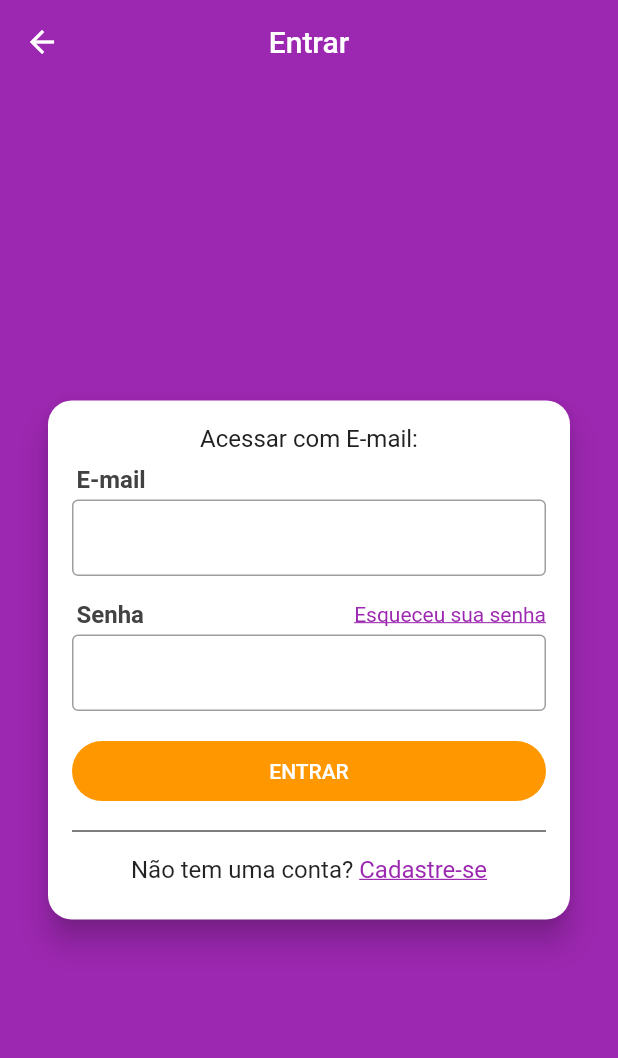
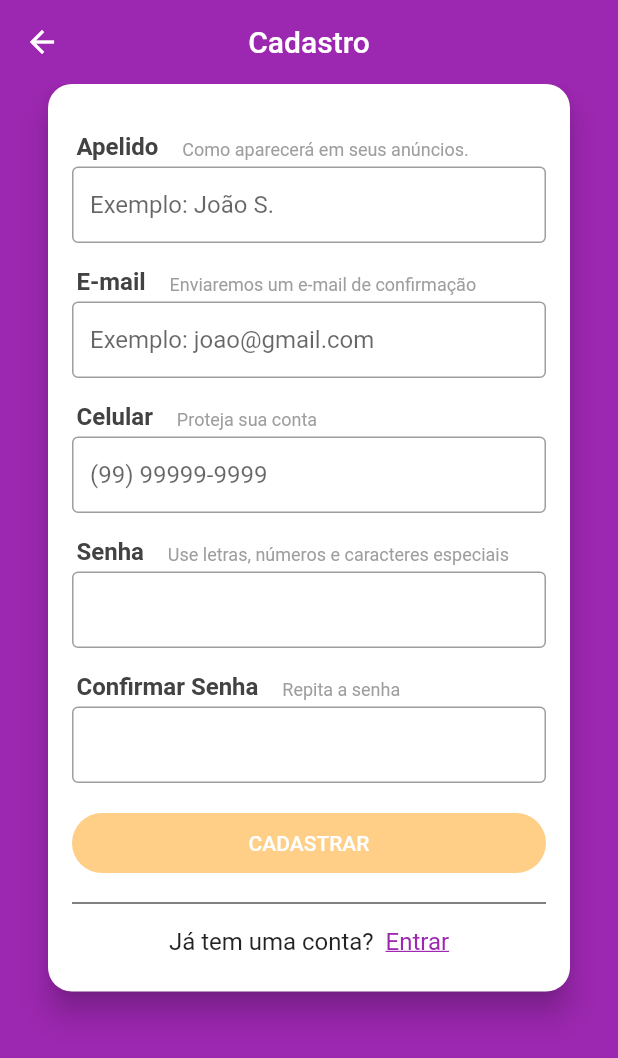
Before and after one commit to mbrufatto/OLXClone, a Flutter app: the LoginScreen screen opened directly, after a tap on "Cadastre-se", on a phone screen of 412 x 824 dp. Shown: the top 1058 px of the screen. Run offline on Flutter 3.47's test engine with Material 2 defaults, Android fonts, the phone set to English and light mode, and no system bars; our stand-ins replace brasil_fields, flutter_mobx, get_it, mobx, parse_server_sdk; generated files the repository leaves out were written again.

```diff
--- /dev/null
+++ b/lib/components/error_box.dart
@@ -0,0 +1,38 @@
+import 'package:flutter/material.dart';
+
+class ErrorBox extends StatelessWidget {
+
+  final String message;
+
+  ErrorBox({this.message});
+
+  @override
+  Widget build(BuildContext context) {
+    if(message == null)
+      return Container();
+    return Container(
+      color: Colors.red,
+      padding: const EdgeInsets.all(8),
+      child: Row(
+        children: [
+          Icon(
+            Icons.error_outline,
+            color: Colors.white,
+            size: 40,
+          ),
+          SizedBox(width: 16,),
+          Expanded(
+              child: Text(
+                'Oops! $message. Por favor, tente novamente',
+                style: TextStyle(
+                  color: Colors.white,
+                  fontSize: 14
+                ),
+              )
+          )
+
+        ],
+      ),
+    );
+  }
+}
--- /dev/null
+++ b/lib/repositories/table_keys.dart
@@ -0,0 +1,6 @@
+const keyUserId = 'objectId';
+const keyUserName = 'name';
+const keyUserEmail = 'email';
+const keyUserPhone = 'phone';
+const keyUserType = 'type';
+const keyUserCreatedAt = 'createdAt';
--- a/lib/screens/login/login_screen.dart
+++ b/lib/screens/login/login_screen.dart
@@ -1,4 +1,5 @@
 import 'package:flutter/material.dart';
+import 'package:xlo_clone/screens/signup/signup_screen.dart';
 
 class LoginScreen extends StatelessWidget {
   @override
@@ -11,6 +12,8 @@ class LoginScreen extends StatelessWidget {
       body: Container(
         alignment: Alignment.center,
         child: SingleChildScrollView(
+          child: Padding(
+            padding: const EdgeInsets.only(bottom: 16),
             child: Card(
               margin: const EdgeInsets.symmetric(horizontal: 32),
               shape: RoundedRectangleBorder(
@@ -108,11 +111,11 @@ class LoginScreen extends StatelessWidget {
                           ),
                           GestureDetector(
                             onTap: () {
-                            // Navigator.of(context).push(
-                            //   MaterialPageRoute(
-                            //       builder: (_) => SignUpScreen()
-                            //   )
-                            // );
+                              Navigator.of(context).push(
+                                MaterialPageRoute(
+                                    builder: (_) => SignUpScreen()
+                                )
+                              );
                             },
                             child: Text(
                               'Cadastre-se',
@@ -132,6 +135,7 @@ class LoginScreen extends StatelessWidget {
             ),
           ),
         ),
+      ),
     );
   }
 }
--- /dev/null
+++ b/lib/screens/signup/components/field_title.dart
@@ -0,0 +1,36 @@
+import 'package:flutter/material.dart';
+
+class FieldTitle extends StatelessWidget {
+
+  final String title;
+  final String subtitle;
+
+  FieldTitle({this.title, this.subtitle});
+
+  @override
+  Widget build(BuildContext context) {
+    return Padding(
+      padding: const EdgeInsets.only(left: 3, bottom: 4),
+      child: Wrap(
+        crossAxisAlignment: WrapCrossAlignment.end,
+        children: [
+          Text(
+            '$title    ',
+            style: TextStyle(
+              color: Colors.grey[800],
+              fontSize: 16,
+              fontWeight: FontWeight.w700,
+            ),
+          ),
+          Text(
+            '$subtitle',
+            style: TextStyle(
+              color: Colors.grey,
+              fontSize: 12,
+            ),
+          )
+        ],
+      ) ,
+    );
+  }
+}
--- /dev/null
+++ b/lib/screens/signup/signup_screen.dart
@@ -0,0 +1,192 @@
+import 'package:brasil_fields/brasil_fields.dart';
+import 'package:flutter/material.dart';
+import 'package:flutter/services.dart';
+import 'package:flutter_mobx/flutter_mobx.dart';
+import 'package:mobx/mobx.dart';
+import 'package:xlo_clone/components/error_box.dart';
+import 'package:xlo_clone/stores/signup_store.dart';
+
+import 'components/field_title.dart';
+
+class SignUpScreen extends StatelessWidget {
+
+  final SignupStore signupStore = SignupStore();
+
+
+  @override
+  Widget build(BuildContext context) {
+    return Scaffold(
+      appBar: AppBar(
+        title: const Text('Cadastro'),
+        centerTitle: true,
+      ),
+      body: Container(
+        child: SingleChildScrollView(
+          child: Padding(
+            padding: const EdgeInsets.only(bottom: 16),
+            child: Card(
+              margin: const EdgeInsets.symmetric(horizontal: 32),
+              shape: RoundedRectangleBorder(
+                borderRadius: BorderRadius.circular(16),
+              ),
+              elevation: 8,
+              child: Padding(
+                padding: const EdgeInsets.all(16),
+                child: Column(
+                  crossAxisAlignment: CrossAxisAlignment.stretch,
+                  mainAxisSize: MainAxisSize.min,
+                  children: [
+                    Observer(builder: (_) {
+                      return Padding(
+                        padding: const EdgeInsets.symmetric(vertical: 8),
+                        child: ErrorBox(
+                          message: signupStore.error,
+                        ),
+                      );
+                    }),
+                    FieldTitle(
+                      title: 'Apelido',
+                      subtitle: 'Como aparecerá em seus anúncios.',
+                    ),
+                    Observer(builder: (_) {
+                      return TextField(
+                        enabled: !signupStore.loading,
+                        decoration: InputDecoration(
+                            border: OutlineInputBorder(),
+                            hintText: 'Exemplo: João S.',
+                            isDense: true,
+                            errorText: signupStore.nameError
+                        ),
+                        onChanged: signupStore.setName,
+                      );
+                    }),
+                    const SizedBox(height: 16),
+                    FieldTitle(
+                      title: 'E-mail',
+                      subtitle: 'Enviaremos um e-mail de confirmação',
+                    ),
+                    Observer(builder: (_){
+                      return TextField(
+                        enabled: !signupStore.loading,
+                        decoration: InputDecoration(
+                            border: OutlineInputBorder(),
+                            hintText: 'Exemplo: joao@gmail.com',
+                            isDense: true,
+                            errorText: signupStore.emailError
+                        ),
+                        keyboardType: TextInputType.emailAddress,
+                        autocorrect: false,
+                        onChanged: signupStore.setEmail,
+                      );
+                    }),
+                    const SizedBox(height: 16),
+                    FieldTitle(
+                      title: 'Celular',
+                      subtitle: 'Proteja sua conta',
+                    ),
+                    Observer(builder: (_){
+                      return TextField(
+                        enabled: !signupStore.loading,
+                        decoration: InputDecoration(
+                            border: OutlineInputBorder(),
+                            hintText: '(99) 99999-9999',
+                            isDense: true,
+                          errorText: signupStore.phoneError
+                        ),
+                        keyboardType: TextInputType.phone,
+                        inputFormatters: [
+                          FilteringTextInputFormatter.digitsOnly,
+                          TelefoneInputFormatter()
+                        ],
+                        onChanged: signupStore.setPhone,
+                      );
+                    }),
+                    const SizedBox(height: 16),
+                    FieldTitle(
+                      title: 'Senha',
+                      subtitle: 'Use letras, números e caracteres especiais',
+                    ),
+                    Observer(builder: (_){
+                      return TextField(
+                        enabled: !signupStore.loading,
+                        decoration: InputDecoration(
+                          border: const OutlineInputBorder(),
+                          isDense: true,
+                          errorText: signupStore.passwordError
+                        ),
+                        obscureText: true,
+                        onChanged: signupStore.setPassword,
+                      );
+                    }),
+                    const SizedBox(height: 16),
+                    FieldTitle(
+                      title: 'Confirmar Senha',
+                      subtitle: 'Repita a senha',
+                    ),
+                    Observer(builder: (_){
+                      return TextField(
+                        enabled: !signupStore.loading,
+                        decoration: InputDecoration(
+                          border: const OutlineInputBorder(),
+                          isDense: true,
+                          errorText: signupStore.confirmPasswordError
+                        ),
+                        obscureText: true,
+                        onChanged: signupStore.setConfirmPassword,
+                      );
+                    }),
+                    Observer(builder: (_){
+                      return Container(
+                        height: 40,
+                        margin: const EdgeInsets.only(top: 20, bottom: 12),
+                        child: RaisedButton(
+                          color: Colors.orange,
+                          disabledColor: Colors.orange.withAlpha(120),
+                          child: signupStore.loading
+                              ? CircularProgressIndicator(
+                                  valueColor: AlwaysStoppedAnimation(Colors.white),
+                                )
+                              : Text('CADASTRAR'),
+                          textColor: Colors.white,
+                          elevation: 0,
+                          shape: RoundedRectangleBorder(
+                              borderRadius: BorderRadius.circular(20)
+                          ),
+                          onPressed: signupStore.signUpPressed
+                        ),
+                      );
+                    }),
+                    Divider(color: Colors.black,),
+                    Padding(
+                      padding: const EdgeInsets.symmetric(vertical: 8),
+                      child: Wrap(
+                        alignment: WrapAlignment.center,
+                        children: [
+                          const Text(
+                            'Já tem uma conta?  ',
+                            style: TextStyle(fontSize: 16),
+                          ),
+                          GestureDetector(
+                            onTap: Navigator.of(context).pop,
+                            child: Text(
+                              'Entrar',
+                              style: TextStyle(
+                                decoration: TextDecoration.underline,
+                                color: Colors.purple,
+                                fontSize: 16,
+                              ),
+                            ),
+                          )
+                        ],
+                      ),
+                    )
+                  ],
+                ),
+              ),
+            ),
+          ),
+        ),
+      ),
+    );
+  }
+}
--- /dev/null
+++ b/lib/stores/signup_store.dart
@@ -0,0 +1,128 @@
+import 'package:mobx/mobx.dart';
+import 'package:xlo_clone/helpers/extensions.dart';
+import 'package:xlo_clone/models/user.dart';
+import 'package:xlo_clone/repositories/user_repository.dart';
+
+part 'signup_store.g.dart';
+
+class SignupStore = _SignupStore with _$SignupStore;
+
+abstract class _SignupStore with Store {
+
+  @observable
+  String name;
+
+  @action
+  void setName(String value) => name = value;
+
+  @computed
+  bool get nameValid => name != null && name.length > 6;
+  String get nameError {
+    if(name == null || nameValid)
+      return null;
+    else if(name != null && name.isEmpty)
+      return 'Campo obrigatório';
+    else
+      return 'Nome muito curto';
+  }
+
+  @observable
+  String email;
+
+  @action
+  void setEmail(String value) => email = value;
+
+  @computed
+  bool get emailValid => email != null && email.isEmailValid();
+  String get emailError {
+    if(email == null || emailValid)
+      return null;
+    else if(email.isEmpty)
+      return 'Campo obrigatório';
+    else
+      return 'E-mail inválido';
+  }
+
+  @observable
+  String phone;
+
+  @action
+  void setPhone(String value) => phone = value;
+
+  @computed
+  bool get phoneValid => phone != null && phone.length >= 14;
+  String get phoneError {
+    if(phone == null || phoneValid)
+      return null;
+    else if(phone.isEmpty)
+      return 'Campo obrigatório';
+    else
+      return 'Telefone inválido';
+  }
+
+  @observable
+  String password;
+
+  @action
+  void setPassword(String value) => password = value;
+
+  @computed
+  bool get passwordValid => password != null && password.length >= 6;
+  String get passwordError {
+    if(password == null || passwordValid)
+      return null;
+    else if(password.isEmpty)
+      return 'Campo obrigatório';
+    else
+      return 'Senha muito curta';
+  }
+
+  @observable
+  String confirmPassword;
+
+  @action
+  void setConfirmPassword(String value) => confirmPassword = value;
+
+  @computed
+  bool get confirmPasswordValid => confirmPassword != null && confirmPassword == password;
+  String get confirmPasswordError {
+    if(confirmPassword == null || confirmPasswordValid)
+      return null;
+    else
+      return 'Senhas não coincidem';
+  }
+
+  @computed
+  bool get isFormValid => nameValid && emailValid && phoneValid && passwordValid
+      && confirmPasswordValid;
+
+  @computed
+  Function get signUpPressed => (isFormValid && !loading) ? _signUp : null;
+
+  @observable
+  bool loading = false;
+
+  @observable
+  String error;
+
+  @action
+  Future<void> _signUp() async {
+    loading = true;
+
+    final user = User(
+      name: name,
+      email: email,
+      phone: phone,
+      password: password
+    );
+
+    try {
+      final resultUser = await UserRepository().signUp(user);
+
+    } catch(e) {
+      error = e;
+    }
+
+    loading = false;
+  }
+}
--- a/pubspec.yaml
+++ b/pubspec.yaml
@@ -32,6 +32,7 @@ dependencies:
   mobx: ^1.2.1+4
   flutter_mobx: ^1.1.0+2
   get_it: ^5.0.3
+  brasil_fields: ^0.6.0
 
 dev_dependencies:
   flutter_test:
```
Also changed, not shown: lib/helpers/extensions.dart (added, +9 -0 lines), lib/models/user.dart (added, +22 -0 lines), lib/repositories/parse_errors.dart (added, +52 -0 lines), lib/repositories/user_repository.dart (added, +36 -0 lines), lib/stores/signup_store.g.dart (added), pubspec.lock. Lines whose indentation alone changed are shown as unchanged.
